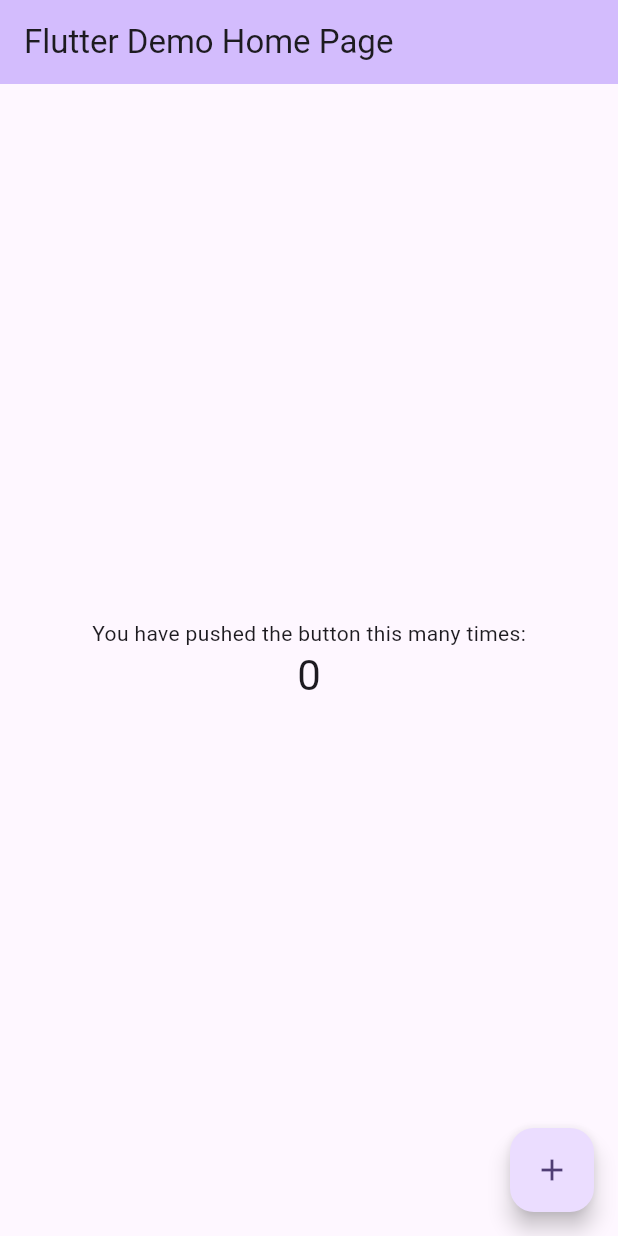
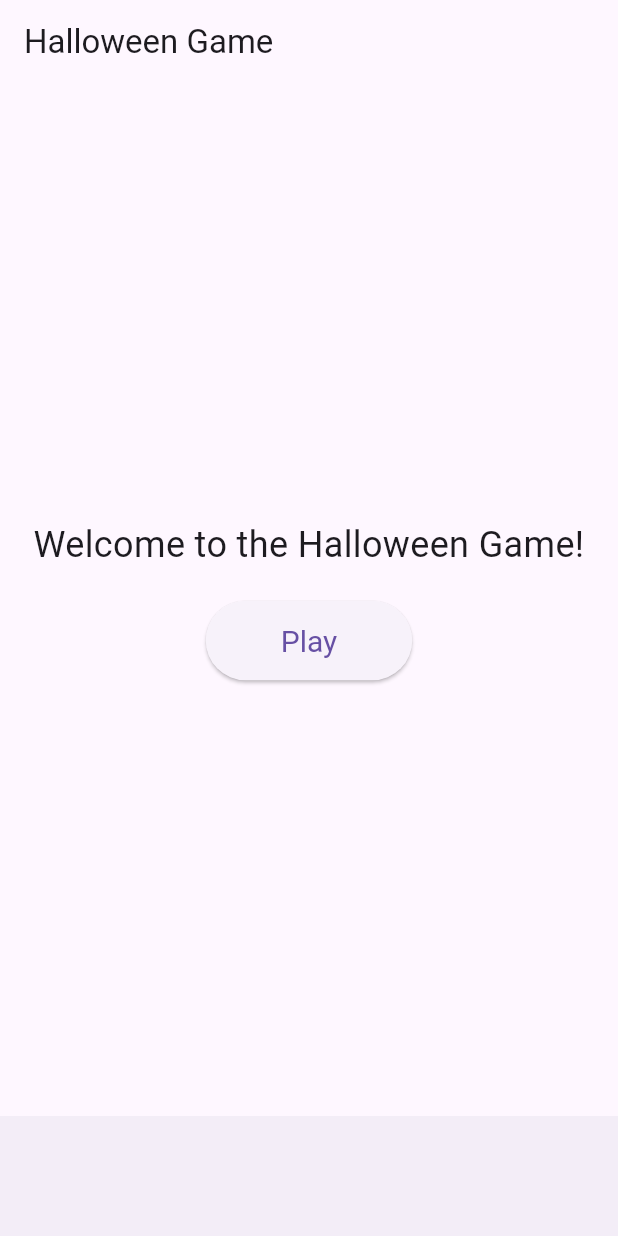
Before and after one commit to Brenda-tech104/class_activity_8, a Flutter app: the screen it shows after launch, on a phone screen of 412 x 824 dp. Run offline on Flutter 3.47's test engine with Material 3 defaults, Android fonts, the light colour scheme and no system bars; our stand-ins replace audioplayers.

Commit message:
halloween game working button

```diff
--- a/analysis_options.yaml
+++ b/analysis_options.yaml
@@ -7,7 +7,6 @@
 
 # The following line activates a set of recommended lints for Flutter apps,
 # packages, and plugins designed to encourage good coding practices.
-include: package:flutter_lints/flutter.yaml
 
 linter:
   # The lint rules applied to this project can be customized in the
--- a/lib/main.dart
+++ b/lib/main.dart
@@ -1,125 +1,153 @@
 import 'package:flutter/material.dart';
+import 'dart:math';
+import 'package:audioplayers/audioplayers.dart';
 
 void main() {
-  runApp(const MyApp());
+  runApp(HalloweenGame());
 }
 
-class MyApp extends StatelessWidget {
-  const MyApp({super.key});
-
-  // This widget is the root of your application.
+class HalloweenGame extends StatefulWidget {
   @override
-  Widget build(BuildContext context) {
-    return MaterialApp(
-      title: 'Flutter Demo',
-      theme: ThemeData(
-        // This is the theme of your application.
-        //
-        // TRY THIS: Try running your application with "flutter run". You'll see
-        // the application has a purple toolbar. Then, without quitting the app,
-        // try changing the seedColor in the colorScheme below to Colors.green
-        // and then invoke "hot reload" (save your changes or press the "hot
-        // reload" button in a Flutter-supported IDE, or press "r" if you used
-        // the command line to start the app).
-        //
-        // Notice that the counter didn't reset back to zero; the application
-        // state is not lost during the reload. To reset the state, use hot
-        // restart instead.
-        //
-        // This works for code too, not just values: Most code changes can be
-        // tested with just a hot reload.
-        colorScheme: ColorScheme.fromSeed(seedColor: Colors.deepPurple),
-        useMaterial3: true,
-      ),
-      home: const MyHomePage(title: 'Flutter Demo Home Page'),
-    );
-  }
+  _HalloweenGameState createState() => _HalloweenGameState();
 }
 
-class MyHomePage extends StatefulWidget {
-  const MyHomePage({super.key, required this.title});
+class _HalloweenGameState extends State<HalloweenGame>
+    with SingleTickerProviderStateMixin {
+  late AnimationController _controller;
+  late AudioPlayer backgroundMusic;
+  late AudioPlayer successSound;
+  late AudioPlayer jumpScareSound;
 
-  // This widget is the home page of your application. It is stateful, meaning
-  // that it has a State object (defined below) that contains fields that affect
-  // how it looks.
+  // Constants for item dimensions
+  static const double itemSize = 50.0;
+  static const int numberOfBats = 30;
+  static const int numberOfPumpkins = 30;
+  static const int numberOfGhosts = 30;
 
-  // This class is the configuration for the state. It holds the values (in this
-  // case the title) provided by the parent (in this case the App widget) and
-  // used by the build method of the State. Fields in a Widget subclass are
-  // always marked "final".
+  // Define the images and include multiple instances for bats, pumpkins, and ghosts
+  final List<String> items = [
+    'candyCorrectItem.png',
+    ...List.generate(numberOfBats, (_) => 'bats.png'),
+    ...List.generate(numberOfPumpkins, (_) => 'pumpkin.png'),
+    ...List.generate(numberOfGhosts, (_) => 'ghost.png'),
+  ];
 
-  final String title;
+  String correctItem = 'candyCorrectItem.png'; // Set the correct item directly
+  String message = '';
+  bool isGameOver = false;
+  bool gameStarted = false; // Track if the game has started
 
   @override
-  State<MyHomePage> createState() => _MyHomePageState();
-}
+  void initState() {
+    super.initState();
+    _controller =
+        AnimationController(vsync: this, duration: Duration(seconds: 2))
+          ..repeat(reverse: true);
+    backgroundMusic = AudioPlayer();
+    successSound = AudioPlayer();
+    jumpScareSound = AudioPlayer();
+    loadSounds();
+  }
 
-class _MyHomePageState extends State<MyHomePage> {
-  int _counter = 0;
+  void loadSounds() async {
+    await backgroundMusic
+        .setSource(AssetSource('assets/sounds/background_music.mp3'));
+    await successSound
+        .setSource(AssetSource('assets/sounds/success_sound.mp3'));
+    await jumpScareSound.setSource(AssetSource('assets/sounds/jump_scare.mp3'));
 
-  void _incrementCounter() {
+    // Set the release mode to loop the background music
+    backgroundMusic.setReleaseMode(ReleaseMode.loop);
+  }
+
+  void startGame() {
     setState(() {
-      // This call to setState tells the Flutter framework that something has
-      // changed in this State, which causes it to rerun the build method below
-      // so that the display can reflect the updated values. If we changed
-      // _counter without calling setState(), then the build method would not be
-      // called again, and so nothing would appear to happen.
-      _counter++;
+      gameStarted = true; // Game has started
+      backgroundMusic.resume(); // Play background music
     });
+  }
+
+  void _onItemTapped(String item) {
+    if (!gameStarted) return; // Prevent interaction until game starts
+
+    if (item == correctItem) {
+      setState(() {
+        message = 'You Found It!';
+        isGameOver = true;
+      });
+      successSound.resume(); // Play success sound
+    } else {
+      setState(() {
+        message = 'Oh no! It\'s a trap!';
+      });
+      jumpScareSound.resume(); // Play jump scare sound
+    }
+  }
+
+  @override
+  void dispose() {
+    _controller.dispose();
+    backgroundMusic.dispose();
+    successSound.dispose();
+    jumpScareSound.dispose();
+    super.dispose();
   }
 
   @override
   Widget build(BuildContext context) {
-    // This method is rerun every time setState is called, for instance as done
-    // by the _incrementCounter method above.
-    //
-    // The Flutter framework has been optimized to make rerunning build methods
-    // fast, so that you can just rebuild anything that needs updating rather
-    // than having to individually change instances of widgets.
-    return Scaffold(
-      appBar: AppBar(
-        // TRY THIS: Try changing the color here to a specific color (to
-        // Colors.amber, perhaps?) and trigger a hot reload to see the AppBar
-        // change color while the other colors stay the same.
-        backgroundColor: Theme.of(context).colorScheme.inversePrimary,
-        // Here we take the value from the MyHomePage object that was created by
-        // the App.build method, and use it to set our appbar title.
-        title: Text(widget.title),
-      ),
-      body: Center(
-        // Center is a layout widget. It takes a single child and positions it
-        // in the middle of the parent.
-        child: Column(
-          // Column is also a layout widget. It takes a list of children and
-          // arranges them vertically. By default, it sizes itself to fit its
-          // children horizontally, and tries to be as tall as its parent.
-          //
-          // Column has various properties to control how it sizes itself and
-          // how it positions its children. Here we use mainAxisAlignment to
-          // center the children vertically; the main axis here is the vertical
-          // axis because Columns are vertical (the cross axis would be
-          // horizontal).
-          //
-          // TRY THIS: Invoke "debug painting" (choose the "Toggle Debug Paint"
-          // action in the IDE, or press "p" in the console), to see the
-          // wireframe for each widget.
-          mainAxisAlignment: MainAxisAlignment.center,
-          children: <Widget>[
-            const Text(
-              'You have pushed the button this many times:',
+    return MaterialApp(
+      home: Scaffold(
+        appBar: AppBar(title: Text('Halloween Game')),
+        body: Center(
+          child: gameStarted
+              ? Stack(
+                  children: items.map((item) {
+                    return AnimatedPositioned(
+                      duration: Duration(seconds: 2),
+                      top: Random().nextDouble() * 400,
+                      left: Random().nextDouble() * 400,
+                      child: GestureDetector(
+                        onTap: () => _onItemTapped(item),
+                        child: Image.asset(
+                          'assets/images/$item', // Update this path based on your assets folder structure
+                          width: itemSize,
+                          height: itemSize,
+                        ),
+                      ),
+                    );
+                  }).toList(),
+                )
+              : Column(
+                  mainAxisAlignment: MainAxisAlignment.center,
+                  children: [
+                    Text(
+                      'Welcome to the Halloween Game!',
+                      style: TextStyle(fontSize: 24),
+                      textAlign: TextAlign.center,
+                    ),
+                    SizedBox(height: 20),
+                    ElevatedButton(
+                      onPressed: startGame,
+                      child: Text('Play'),
+                      style: ElevatedButton.styleFrom(
+                        padding:
+                            EdgeInsets.symmetric(horizontal: 50, vertical: 15),
+                        textStyle: TextStyle(fontSize: 20),
+                      ),
+                    ),
+                  ],
+                ),
+        ),
+        bottomNavigationBar: BottomAppBar(
+          child: Padding(
+            padding: const EdgeInsets.all(8.0),
+            child: Text(
+              message,
+              style: TextStyle(fontSize: 24),
             ),
-            Text(
-              '$_counter',
-              style: Theme.of(context).textTheme.headlineMedium,
-            ),
-          ],
+          ),
         ),
       ),
-      floatingActionButton: FloatingActionButton(
-        onPressed: _incrementCounter,
-        tooltip: 'Increment',
-        child: const Icon(Icons.add),
-      ), // This trailing comma makes auto-formatting nicer for build methods.
     );
   }
 }
```
Also changed, not shown: pubspec.yaml (+10 -69 lines), assets/images/bats.png (added), assets/images/candyCorrectItem.png (added), assets/images/ghost.png (added), assets/images/pumpkin.png (added), pubspec.lock, 8 other files.
